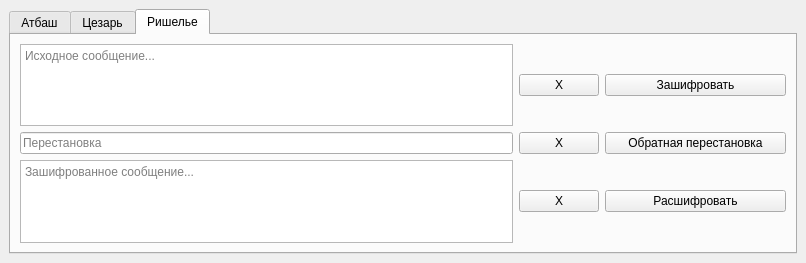
First picture: the form in mainwindow.ui, repository daniilbatalov/CMoDS, before the edit.
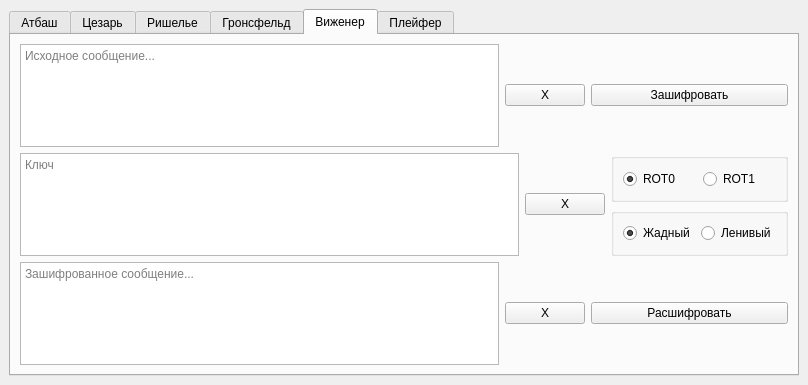
Second picture: the form after the edit. The open tabs and pages were chosen to show the change.

Commit message: Renamed, Vigenere added, Playfair started

Diff of the .ui file:
```diff
--- a/mainwindow.ui
+++ b/mainwindow.ui
@@ -6,8 +6,8 @@
    <rect>
     <x>0</x>
     <y>0</y>
-    <width>806</width>
-    <height>263</height>
+    <width>808</width>
+    <height>385</height>
    </rect>
   </property>
   <property name="windowTitle">
@@ -439,6 +439,428 @@
         </item>
        </layout>
       </widget>
+      <widget class="QWidget" name="gronsfeld">
+       <attribute name="title">
+        <string>Гронсфельд</string>
+       </attribute>
+      </widget>
+      <widget class="QWidget" name="vigenere">
+       <attribute name="title">
+        <string>Виженер</string>
+       </attribute>
+       <layout class="QGridLayout" name="gridLayout_5">
+        <item row="1" column="0">
+         <layout class="QHBoxLayout" name="vk_hl">
+          <item>
+           <widget class="QPlainTextEdit" name="vk_le">
+            <property name="sizePolicy">
+             <sizepolicy hsizetype="Expanding" vsizetype="Expanding">
+              <horstretch>0</horstretch>
+              <verstretch>0</verstretch>
+             </sizepolicy>
+            </property>
+            <property name="minimumSize">
+             <size>
+              <width>476</width>
+              <height>0</height>
+             </size>
+            </property>
+            <property name="maximumSize">
+             <size>
+              <width>16777215</width>
+              <height>16777215</height>
+             </size>
+            </property>
+            <property name="placeholderText">
+             <string>Ключ</string>
+            </property>
+           </widget>
+          </item>
+          <item>
+           <widget class="QPushButton" name="vk_ck">
+            <property name="sizePolicy">
+             <sizepolicy hsizetype="Maximum" vsizetype="Fixed">
+              <horstretch>0</horstretch>
+              <verstretch>0</verstretch>
+             </sizepolicy>
+            </property>
+            <property name="minimumSize">
+             <size>
+              <width>39</width>
+              <height>0</height>
+             </size>
+            </property>
+            <property name="text">
+             <string>X</string>
+            </property>
+           </widget>
+          </item>
+          <item>
+           <layout class="QVBoxLayout" name="verticalLayout">
+            <item>
+             <widget class="QGroupBox" name="rot_gb">
+              <property name="sizePolicy">
+               <sizepolicy hsizetype="Preferred" vsizetype="Preferred">
+                <horstretch>0</horstretch>
+                <verstretch>0</verstretch>
+               </sizepolicy>
+              </property>
+              <property name="maximumSize">
+               <size>
+                <width>197</width>
+                <height>16777215</height>
+               </size>
+              </property>
+              <property name="title">
+               <string/>
+              </property>
+              <layout class="QHBoxLayout" name="horizontalLayout">
+               <item>
+                <widget class="QRadioButton" name="rot0_rb">
+                 <property name="text">
+                  <string>ROT0</string>
+                 </property>
+                 <property name="checked">
+                  <bool>true</bool>
+                 </property>
+                </widget>
+               </item>
+               <item>
+                <widget class="QRadioButton" name="rot1_rb">
+                 <property name="text">
+                  <string>ROT1</string>
+                 </property>
+                </widget>
+               </item>
+              </layout>
+             </widget>
+            </item>
+            <item>
+             <widget class="QGroupBox" name="mode_gb">
+              <property name="sizePolicy">
+               <sizepolicy hsizetype="Preferred" vsizetype="Preferred">
+                <horstretch>0</horstretch>
+                <verstretch>0</verstretch>
+               </sizepolicy>
+              </property>
+              <property name="maximumSize">
+               <size>
+                <width>197</width>
+                <height>16777215</height>
+               </size>
+              </property>
+              <property name="title">
+               <string/>
+              </property>
+              <layout class="QHBoxLayout" name="horizontalLayout_2">
+               <item>
+                <widget class="QRadioButton" name="greedy_rb">
+                 <property name="text">
+                  <string>Жадный</string>
+                 </property>
+                 <property name="checked">
+                  <bool>true</bool>
+                 </property>
+                </widget>
+               </item>
+               <item>
+                <widget class="QRadioButton" name="lazy_rb">
+                 <property name="text">
+                  <string>Ленивый</string>
+                 </property>
+                </widget>
+               </item>
+              </layout>
+             </widget>
+            </item>
+           </layout>
+          </item>
+         </layout>
+        </item>
+        <item row="0" column="0">
+         <layout class="QHBoxLayout" name="vom_hl">
+          <item>
+           <widget class="QPlainTextEdit" name="vom_le">
+            <property name="minimumSize">
+             <size>
+              <width>476</width>
+              <height>0</height>
+             </size>
+            </property>
+            <property name="maximumSize">
+             <size>
+              <width>16777215</width>
+              <height>16777215</height>
+             </size>
+            </property>
+            <property name="placeholderText">
+             <string>Исходное сообщение...</string>
+            </property>
+           </widget>
+          </item>
+          <item>
+           <widget class="QPushButton" name="vom_ck">
+            <property name="sizePolicy">
+             <sizepolicy hsizetype="Maximum" vsizetype="Fixed">
+              <horstretch>0</horstretch>
+              <verstretch>0</verstretch>
+             </sizepolicy>
+            </property>
+            <property name="text">
+             <string>X</string>
+            </property>
+           </widget>
+          </item>
+          <item>
+           <widget class="QPushButton" name="vom_key">
+            <property name="sizePolicy">
+             <sizepolicy hsizetype="Maximum" vsizetype="Fixed">
+              <horstretch>0</horstretch>
+              <verstretch>0</verstretch>
+             </sizepolicy>
+            </property>
+            <property name="minimumSize">
+             <size>
+              <width>197</width>
+              <height>0</height>
+             </size>
+            </property>
+            <property name="text">
+             <string>Зашифровать</string>
+            </property>
+           </widget>
+          </item>
+         </layout>
+        </item>
+        <item row="2" column="0">
+         <layout class="QHBoxLayout" name="vem_hl">
+          <item>
+           <widget class="QPlainTextEdit" name="vem_le">
+            <property name="maximumSize">
+             <size>
+              <width>16777215</width>
+              <height>16777215</height>
+             </size>
+            </property>
+            <property name="placeholderText">
+             <string>Зашифрованное сообщение...</string>
+            </property>
+           </widget>
+          </item>
+          <item>
+           <widget class="QPushButton" name="vem_ck">
+            <property name="sizePolicy">
+             <sizepolicy hsizetype="Maximum" vsizetype="Fixed">
+              <horstretch>0</horstretch>
+              <verstretch>0</verstretch>
+             </sizepolicy>
+            </property>
+            <property name="text">
+             <string>X</string>
+            </property>
+           </widget>
+          </item>
+          <item>
+           <widget class="QPushButton" name="vem_key">
+            <property name="sizePolicy">
+             <sizepolicy hsizetype="Maximum" vsizetype="Fixed">
+              <horstretch>0</horstretch>
+              <verstretch>0</verstretch>
+             </sizepolicy>
+            </property>
+            <property name="minimumSize">
+             <size>
+              <width>197</width>
+              <height>0</height>
+             </size>
+            </property>
+            <property name="text">
+             <string>Расшифровать</string>
+            </property>
+           </widget>
+          </item>
+         </layout>
+        </item>
+       </layout>
+      </widget>
+      <widget class="QWidget" name="playfair">
+       <attribute name="title">
+        <string>Плейфер</string>
+       </attribute>
+       <layout class="QGridLayout" name="gridLayout_6">
+        <item row="0" column="0">
+         <layout class="QHBoxLayout" name="pom_hl">
+          <item>
+           <widget class="QPlainTextEdit" name="pom_le">
+            <property name="minimumSize">
+             <size>
+              <width>476</width>
+              <height>0</height>
+             </size>
+            </property>
+            <property name="maximumSize">
+             <size>
+              <width>16777215</width>
+              <height>16777215</height>
+             </size>
+            </property>
+            <property name="placeholderText">
+             <string>Исходное сообщение...</string>
+            </property>
+           </widget>
+          </item>
+          <item>
+           <widget class="QPushButton" name="pom_ck">
+            <property name="sizePolicy">
+             <sizepolicy hsizetype="Maximum" vsizetype="Fixed">
+              <horstretch>0</horstretch>
+              <verstretch>0</verstretch>
+             </sizepolicy>
+            </property>
+            <property name="text">
+             <string>X</string>
+            </property>
+           </widget>
+          </item>
+          <item>
+           <widget class="QPushButton" name="pom_key">
+            <property name="sizePolicy">
+             <sizepolicy hsizetype="Maximum" vsizetype="Fixed">
+              <horstretch>0</horstretch>
+              <verstretch>0</verstretch>
+             </sizepolicy>
+            </property>
+            <property name="minimumSize">
+             <size>
+              <width>197</width>
+              <height>0</height>
+             </size>
+            </property>
+            <property name="text">
+             <string>Зашифровать</string>
+            </property>
+           </widget>
+          </item>
+         </layout>
+        </item>
+        <item row="1" column="0">
+         <layout class="QHBoxLayout" name="pk_hl">
+          <item>
+           <widget class="QPlainTextEdit" name="pk_le">
+            <property name="sizePolicy">
+             <sizepolicy hsizetype="Expanding" vsizetype="Expanding">
+              <horstretch>0</horstretch>
+              <verstretch>0</verstretch>
+             </sizepolicy>
+            </property>
+            <property name="minimumSize">
+             <size>
+              <width>476</width>
+              <height>0</height>
+             </size>
+            </property>
+            <property name="maximumSize">
+             <size>
+              <width>16777215</width>
+              <height>16777215</height>
+             </size>
+            </property>
+            <property name="placeholderText">
+             <string>Ключ</string>
+            </property>
+           </widget>
+          </item>
+          <item>
+           <widget class="QPushButton" name="pk_ck">
+            <property name="sizePolicy">
+             <sizepolicy hsizetype="Maximum" vsizetype="Fixed">
+              <horstretch>0</horstretch>
+              <verstretch>0</verstretch>
+             </sizepolicy>
+            </property>
+            <property name="minimumSize">
+             <size>
+              <width>39</width>
+              <height>0</height>
+             </size>
+            </property>
+            <property name="text">
+             <string>X</string>
+            </property>
+           </widget>
+          </item>
+          <item>
+           <widget class="QPushButton" name="pushButton">
+            <property name="enabled">
+             <bool>false</bool>
+            </property>
+            <property name="minimumSize">
+             <size>
+              <width>197</width>
+              <height>0</height>
+             </size>
+            </property>
+            <property name="text">
+             <string/>
+            </property>
+            <property name="flat">
+             <bool>true</bool>
+            </property>
+           </widget>
+          </item>
+         </layout>
+        </item>
+        <item row="2" column="0">
+         <layout class="QHBoxLayout" name="pem_hl">
+          <item>
+           <widget class="QPlainTextEdit" name="pem_le">
+            <property name="placeholderText">
+             <string>Зашифрованное сообщение...</string>
+            </property>
+           </widget>
+          </item>
+          <item>
+           <widget class="QPushButton" name="pem_ck">
+            <property name="sizePolicy">
+             <sizepolicy hsizetype="Maximum" vsizetype="Fixed">
+              <horstretch>0</horstretch>
+              <verstretch>0</verstretch>
+             </sizepolicy>
+            </property>
+            <property name="minimumSize">
+             <size>
+              <width>39</width>
+              <height>0</height>
+             </size>
+            </property>
+            <property name="text">
+             <string>X</string>
+            </property>
+           </widget>
+          </item>
+          <item>
+           <widget class="QPushButton" name="pem_key">
+            <property name="sizePolicy">
+             <sizepolicy hsizetype="Maximum" vsizetype="Fixed">
+              <horstretch>0</horstretch>
+              <verstretch>0</verstretch>
+             </sizepolicy>
+            </property>
+            <property name="minimumSize">
+             <size>
+              <width>197</width>
+              <height>0</height>
+             </size>
+            </property>
+            <property name="text">
+             <string>Расшифровать</string>
+            </property>
+           </widget>
+          </item>
+         </layout>
+        </item>
+       </layout>
+      </widget>
      </widget>
     </item>
    </layout>
```
Left out of the diff: 2 changed lines with no effect on the pictures. The commit also changes 13 other files.
